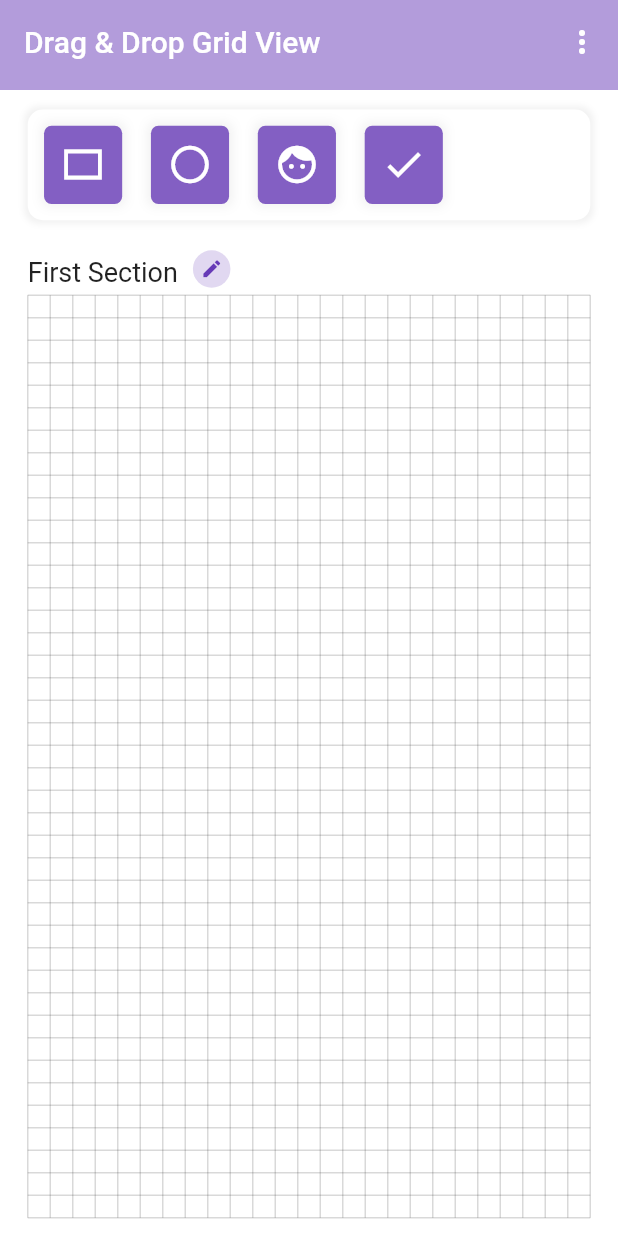
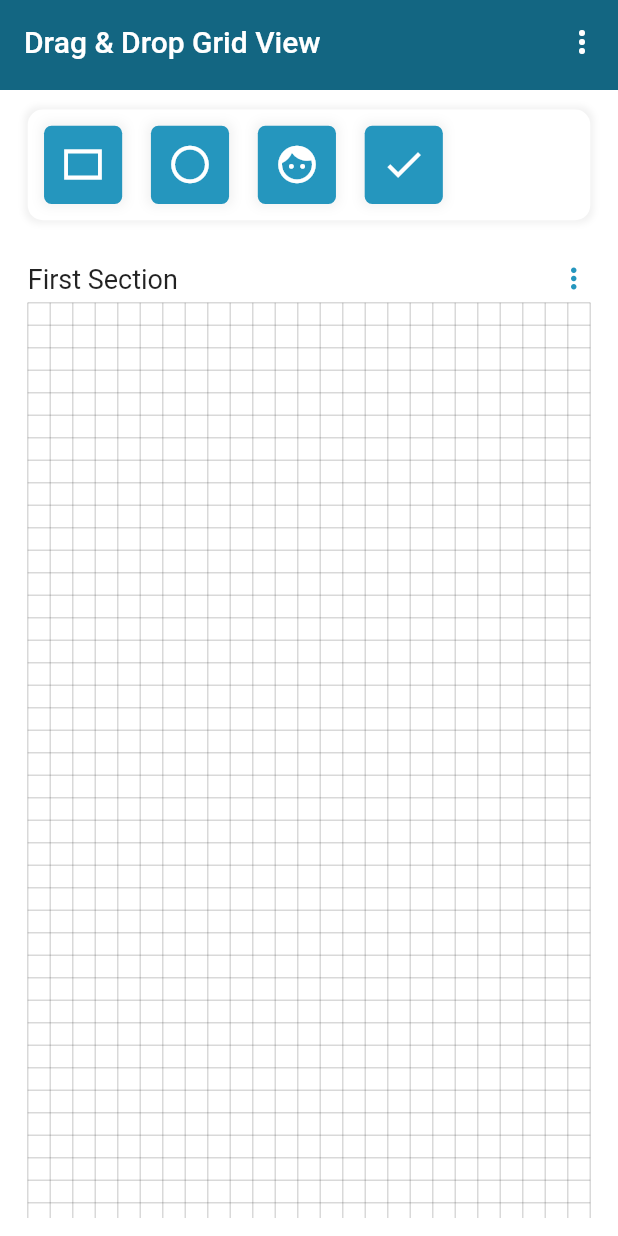
Before and after one commit to gaurishankar007/-Flutter-Grid-View-Drag-Drop, a Flutter app: the screen it shows after launch, on a phone screen of 412 x 824 dp. Run offline on Flutter 3.47's test engine with Material 3 defaults, Android fonts, the phone set to English and light mode, and no system bars; our stand-ins replace equatable, flutter_bloc, hive_flutter; accounts and stored records are empty.

Commit message:
Primary Color Changed

```diff
--- a/lib/core/constants/colors.dart
+++ b/lib/core/constants/colors.dart
@@ -5,4 +5,5 @@ const Color kBlack = Colors.black;
 final Color kB15 = kBlack.withOpacity(.15);
 
 // Primary
-const Color kP = Colors.deepPurple;
+const Color kP = Color(0XFF2596BE);
+const Color kRed = Colors.red;
--- a/lib/screens/drag_drop.dart
+++ b/lib/screens/drag_drop.dart
@@ -1,6 +1,5 @@
 import '../injector.dart';
 
-import '../core/constants/colors.dart';
 import '../widgets/popups/menu_button.dart';
 import 'package:flutter/material.dart';
 import '../widgets/grid_container.dart';
@@ -17,7 +16,6 @@ class DragDrop extends StatelessWidget {
         preferredSize: Size(double.maxFinite, dSize.appBarH),
         child: AppBar(
           title: const Text("Drag & Drop Grid View"),
-          backgroundColor: kP.withOpacity(.5),
           elevation: 0,
           actions: const [PopMenu()],
         ),
--- a/lib/widgets/box_container.dart
+++ b/lib/widgets/box_container.dart
@@ -25,7 +25,7 @@ class BoxCon extends StatelessWidget {
       width: width,
       padding: const EdgeInsets.all(5),
       decoration: BoxDecoration(
-        color: kP.withOpacity(.8),
+        color: kP,
         borderRadius: BorderRadius.circular(5),
         boxShadow: [
           BoxShadow(
--- a/lib/widgets/grid_title.dart
+++ b/lib/widgets/grid_title.dart
@@ -22,43 +22,65 @@ class GridTitle extends StatelessWidget {
 
     return Container(
       height: dSize.gridTM,
-      padding: EdgeInsets.only(left: dSize.paddingH, right: dSize.paddingH, bottom: 5),
+      margin: EdgeInsets.only(left: dSize.paddingH, right: dSize.paddingH, bottom: 5),
       child: Row(
         mainAxisAlignment: MainAxisAlignment.spaceBetween,
         crossAxisAlignment: CrossAxisAlignment.end,
         children: [
-          Row(
-            mainAxisAlignment: MainAxisAlignment.start,
-            crossAxisAlignment: CrossAxisAlignment.end,
-            mainAxisSize: MainAxisSize.min,
-            children: [
-              Text(name, style: const TextStyle(fontSize: 18)),
-              const SizedBox(width: 10),
-              GestureDetector(
-                onTap: () => editSectionName(
+          Expanded(
+            child: Container(
+              width: double.maxFinite,
+              margin: EdgeInsets.only(right: size.pSW(10)),
+              child: Text(name, style: const TextStyle(fontSize: 18)),
+            ),
+          ),
+          PopupMenuButton(
+            onSelected: (func) => func(),
+            child: const Icon(Icons.more_vert_rounded, color: kP, size: 22),
+            itemBuilder: (context) {
+              return <PopupMenuItem<Function()>>[
+                PopupMenuItem(
+                  value: () => editSectionName(
                     context: context,
                     sectionIndex: sectionIndex,
                     name: name,
                   ),
-                child: Container(
-                  padding: const EdgeInsets.all(5),
-                  decoration: BoxDecoration(shape: BoxShape.circle, color: kP.withOpacity(.2)),
-                  child: const Icon(Icons.edit, color: kP, size: 15),
+                  child: Row(
+                    children: [
+                      const Icon(Icons.edit, color: kP, size: 20),
+                      SizedBox(width: size.pSW(10)),
+                      const Text(
+                        "Edit Name",
+                        style: TextStyle(
+                          color: kP,
+                          fontSize: 16,
+                          fontWeight: FontWeight.w400,
                         ),
                       ),
                     ],
                   ),
+                ),
                 if (sectionIndex != 0)
-            GestureDetector(
-              onTap: () => cubit.deleteSection(sectionIndex),
-              child: Container(
-                padding: const EdgeInsets.all(5),
-                decoration: BoxDecoration(
-                  shape: BoxShape.circle,
-                  color: Colors.red.withOpacity(.2),
+                  PopupMenuItem(
+                    value: () => cubit.deleteSection(sectionIndex),
+                    child: Row(
+                      mainAxisSize: MainAxisSize.min,
+                      children: [
+                        const Icon(Icons.delete, color: Colors.red, size: 20),
+                        SizedBox(width: size.pSW(10)),
+                        const Text(
+                          "Delete Section",
+                          style: TextStyle(
+                            color: kRed,
+                            fontSize: 16,
+                            fontWeight: FontWeight.w400,
                           ),
-                child: const Icon(Icons.delete, color: Colors.red, size: 15),
                         ),
+                      ],
+                    ),
+                  )
+              ];
+            },
           ),
         ],
       ),
```
Lines whose indentation alone changed are shown as unchanged.
